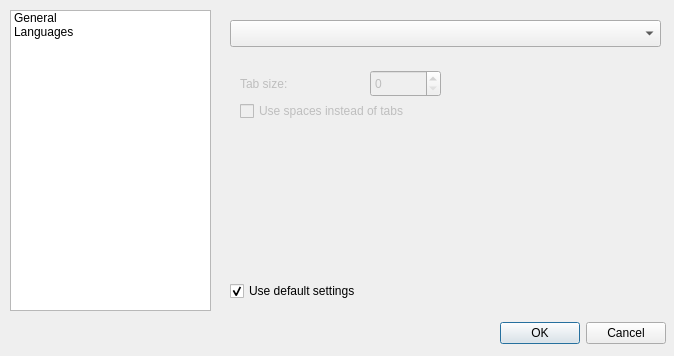
Qt form src/ui/frmpreferences.ui (notepadqq/notepadqq) before a commit.
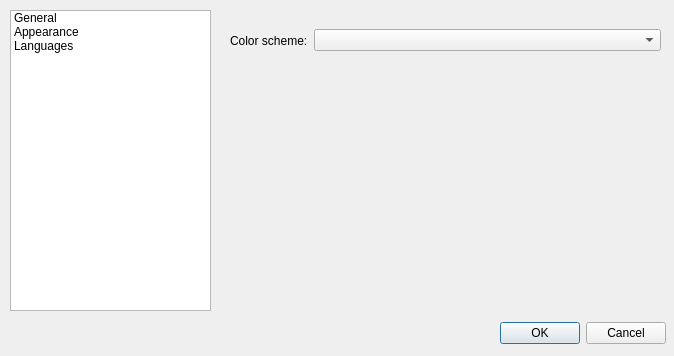
The same form after that commit. Icons and pictures are not drawn.

Commit message: Full support for color schemes (closes #72)

The edit to the form file:
```diff
--- a/src/ui/frmpreferences.ui
+++ b/src/ui/frmpreferences.ui
@@ -42,6 +42,11 @@
      <string>General</string>
     </property>
    </item>
+   <item>
+    <property name="text">
+     <string>Appearance</string>
+    </property>
+   </item>
    <item>
     <property name="text">
      <string>Languages</string>
@@ -75,6 +80,36 @@
      </property>
     </widget>
    </widget>
+   <widget class="QWidget" name="page_3">
+    <widget class="QWidget" name="horizontalLayoutWidget">
+     <property name="geometry">
+      <rect>
+       <x>10</x>
+       <y>10</y>
+       <width>431</width>
+       <height>41</height>
+      </rect>
+     </property>
+     <layout class="QHBoxLayout" name="horizontalLayout">
+      <item>
+       <widget class="QLabel" name="label_2">
+        <property name="sizePolicy">
+         <sizepolicy hsizetype="Fixed" vsizetype="Preferred">
+          <horstretch>0</horstretch>
+          <verstretch>0</verstretch>
+         </sizepolicy>
+        </property>
+        <property name="text">
+         <string>Color scheme:</string>
+        </property>
+       </widget>
+      </item>
+      <item>
+       <widget class="QComboBox" name="cmbColorScheme"/>
+      </item>
+     </layout>
+    </widget>
+   </widget>
    <widget class="QWidget" name="page_2">
     <widget class="QCheckBox" name="chkLanguages_useDefaultSettings">
      <property name="geometry">
```
The commit also changes 5 other files.
